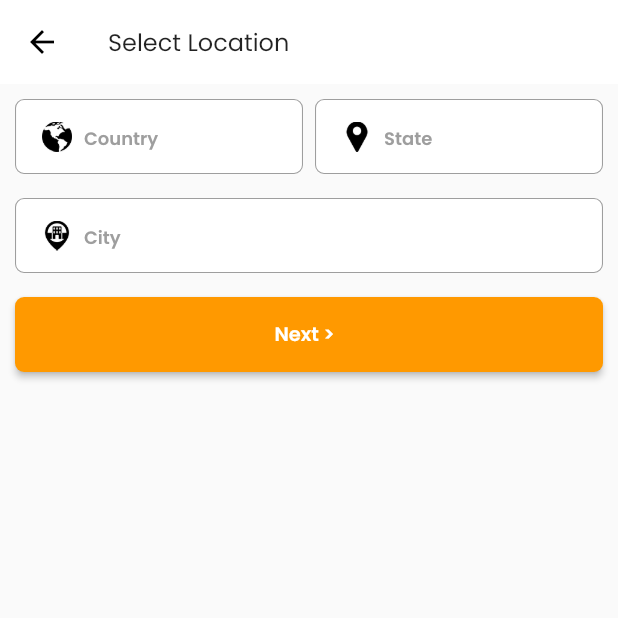
After one commit to asheersaeed720/sell_begin, a Flutter app: the SelectLocationScreen screen opened by its route, on a phone screen of 412 x 824 dp, the top half of it. The commit adds this screen. Run offline on Flutter 3.47's test engine with Material 2 defaults, Android fonts, the phone set to English and light mode, and no system bars; drawn by our look-alikes of flutter_typeahead; our stand-ins replace auto_size_text, cached_network_image, fluttertoast, font_awesome_flutter, get, get_storage and 2 more; missing offline and left inert: encrypt, wechat_assets_picker, wechat_camera_picker; accounts and stored records are empty; network calls fail.

Commit message:
location ui & functionality added

```diff
--- a/lib/auth/auth_binding.dart
+++ b/lib/auth/auth_binding.dart
@@ -5,7 +5,7 @@ import 'package:sell_begin/services/auth_service.dart';
 class AuthBinding extends Bindings {
   @override
   void dependencies() {
-    Get.put(AuthService());
-    Get.put(AuthController());
+    Get.put(AuthService(), permanent: true);
+    Get.put(AuthController(), permanent: true);
   }
 }
--- a/lib/auth/views/login_screen.dart
+++ b/lib/auth/views/login_screen.dart
@@ -79,7 +79,7 @@ class _LogInScreenState extends State<LogInScreen> {
                             if (!currentFocus.hasPrimaryFocus) {
                               currentFocus.unfocus();
                             }
-                            _authController.checkUser();
+                            _authController.loginUser();
                           }
                         },
                       ),
--- /dev/null
+++ b/lib/location/models/city.dart
@@ -0,0 +1,23 @@
+class CityModel {
+  CityModel({
+    this.id,
+    this.name,
+    this.stateId,
+  });
+
+  String? id;
+  String? name;
+  String? stateId;
+
+  factory CityModel.fromJson(Map<String, dynamic> json) => CityModel(
+        id: json["id"],
+        name: json["name"],
+        stateId: json["state_id"],
+      );
+
+  Map<String, dynamic> toJson() => {
+        "id": id,
+        "name": name,
+        "state_id": stateId,
+      };
+}
--- /dev/null
+++ b/lib/location/models/country.dart
@@ -0,0 +1,27 @@
+class CountryModel {
+  CountryModel({
+    this.id,
+    this.sortname,
+    this.name,
+    this.phonecode,
+  });
+
+  String? id;
+  String? sortname;
+  String? name;
+  String? phonecode;
+
+  factory CountryModel.fromJson(Map<String, dynamic> json) => CountryModel(
+        id: json["id"],
+        sortname: json["sortname"],
+        name: json["name"],
+        phonecode: json["phonecode"],
+      );
+
+  Map<String, dynamic> toJson() => {
+        "id": id,
+        "sortname": sortname,
+        "name": name,
+        "phonecode": phonecode,
+      };
+}
--- /dev/null
+++ b/lib/location/models/state.dart
@@ -0,0 +1,23 @@
+class CountryStateModel {
+  CountryStateModel({
+    this.id,
+    this.name,
+    this.countryId,
+  });
+
+  String? id;
+  String? name;
+  String? countryId;
+
+  factory CountryStateModel.fromJson(Map<String, dynamic> json) => CountryStateModel(
+        id: json["id"],
+        name: json["name"],
+        countryId: json["country_id"],
+      );
+
+  Map<String, dynamic> toJson() => {
+        "id": id,
+        "name": name,
+        "country_id": countryId,
+      };
+}
--- /dev/null
+++ b/lib/location/views/select_location_screen.dart
@@ -0,0 +1,222 @@
+import 'dart:developer';
+
+import 'package:flutter/material.dart';
+import 'package:flutter/services.dart';
+import 'package:flutter_typeahead/flutter_typeahead.dart';
+import 'package:get/get.dart';
+import 'package:sell_begin/location/location_controller.dart';
+import 'package:sell_begin/location/models/city.dart';
+import 'package:sell_begin/location/models/country.dart';
+import 'package:sell_begin/location/models/state.dart';
+import 'package:sell_begin/tab/view/tab_screen.dart';
+import 'package:sell_begin/utils/display_toast_message.dart';
+import 'package:sell_begin/utils/input_decoration.dart';
+import 'package:sell_begin/widgets/custom_app_bar.dart';
+import 'package:sell_begin/widgets/custom_button.dart';
+
+class SelectLocationScreen extends StatefulWidget {
+  static const String routeName = '/select-location';
+
+  const SelectLocationScreen({Key? key}) : super(key: key);
+
+  @override
+  _SelectLocationScreenState createState() => _SelectLocationScreenState();
+}
+
+class _SelectLocationScreenState extends State<SelectLocationScreen> {
+  LocationController _locationController = Get.find<LocationController>();
+
+  GlobalKey<FormState> _formKeyLocationForm = GlobalKey<FormState>();
+
+  final TextEditingController _typeCountryIdAheadController = TextEditingController();
+  final TextEditingController _typeCountryAheadController = TextEditingController();
+  final TextEditingController _typeStateIdAheadController = TextEditingController();
+  final TextEditingController _typeStateAheadController = TextEditingController();
+  final TextEditingController _typeCityIdAheadController = TextEditingController();
+  final TextEditingController _typeCityAheadController = TextEditingController();
+
+  //* value == typeController
+
+  @override
+  void initState() {
+    super.initState();
+    _locationController.getCountries();
+  }
+
+  @override
+  Widget build(BuildContext context) {
+    return Scaffold(
+      appBar: customAppBar('Select Location'),
+      body: Center(
+        child: Padding(
+          padding: const EdgeInsets.all(10.0),
+          child: Form(
+            key: _formKeyLocationForm,
+            child: Column(
+              children: [
+                _buildCountryStateDropDown(),
+                const SizedBox(height: 16.0),
+                _buildCityDropDown(),
+                const SizedBox(height: 16.0),
+                CustomButton(
+                  width: double.infinity,
+                  btnTxt: 'Next >',
+                  onPressed: () {
+                    if (_typeCountryAheadController.text.isNotEmpty &&
+                        _typeStateAheadController.text.isNotEmpty &&
+                        _typeCityAheadController.text.isNotEmpty) {
+                      _locationController.saveLocation(
+                        _typeCountryIdAheadController.text,
+                        _typeCountryAheadController.text,
+                        _typeStateIdAheadController.text,
+                        _typeStateAheadController.text,
+                        _typeCityIdAheadController.text,
+                        _typeCityAheadController.text,
+                      );
+                    } else {
+                      displayToastMessage('Select Location');
+                    }
+                  },
+                ),
+              ],
+            ),
+          ),
+        ),
+      ),
+    );
+  }
+
+  Widget _buildCountryStateDropDown() {
+    return Row(
+      children: [
+        Flexible(
+          child: TypeAheadField(
+            textFieldConfiguration: TextFieldConfiguration(
+              autofocus: true,
+              controller: this._typeCountryAheadController,
+              onChanged: (_) {
+                setState(() {});
+              },
+              decoration: buildTextFieldInputDecoration(
+                context,
+                prefixIconUrl: 'assets/icons/globe.png',
+                suffixIconUrl:
+                    this._typeCountryAheadController.text.isEmpty ? '' : 'assets/icons/cancel.png',
+                suffixFunction: () {
+                  _locationController.statesList.value = [];
+                  _locationController.citiesList.value = [];
+                  this._typeCountryIdAheadController.text = '';
+                  this._typeCountryAheadController.text = '';
+                  this._typeStateIdAheadController.text = '';
+                  this._typeStateAheadController.text = '';
+                  this._typeCityIdAheadController.text = '';
+                  this._typeCityAheadController.text = '';
+                  setState(() {});
+                },
+                txt: 'Country',
+              ),
+            ),
+            getImmediateSuggestions: true,
+            suggestionsCallback: (pattern) async {
+              return _locationController.getCountrySuggestions(pattern);
+            },
+            itemBuilder: (context, CountryModel suggestion) {
+              return ListTile(
+                leading: Icon(Icons.location_city),
+                title: Text('${suggestion.name}'),
+              );
+            },
+            transitionBuilder: (context, suggestionsBox, controller) {
+              print(controller);
+              print(suggestionsBox);
+              return suggestionsBox;
+            },
+            onSuggestionSelected: (CountryModel suggestion) {
+              _locationController.getStates(suggestion.id);
+              this._typeCountryIdAheadController.text = '${suggestion.id}';
+              this._typeCountryAheadController.text = '${suggestion.name}';
+              this._typeStateIdAheadController.text = '';
+              this._typeStateAheadController.text = '';
+              this._typeCityIdAheadController.text = '';
+              this._typeCityAheadController.text = '';
+              setState(() {});
+            },
+          ),
+        ),
+        const SizedBox(width: 8.0),
+        Flexible(
+          child: TypeAheadField(
+            textFieldConfiguration: TextFieldConfiguration(
+              controller: this._typeStateAheadController,
+              onChanged: (value) {
+                if (value.isEmpty) {
+                  this._typeStateIdAheadController.text = '';
+                  this._typeStateAheadController.text = '';
+                }
+              },
+              decoration: buildTextFieldInputDecoration(context,
+                  prefixIconUrl: 'assets/icons/location.png', txt: 'State'),
+            ),
+            getImmediateSuggestions: true,
+            suggestionsCallback: (pattern) async {
+              return _locationController.getStateSuggestions(pattern);
+            },
+            itemBuilder: (context, CountryStateModel suggestion) {
+              return ListTile(
+                leading: Icon(Icons.location_city),
+                title: Text(suggestion.name.toString()),
+              );
+            },
+            transitionBuilder: (context, suggestionsBox, controller) {
+              print(controller);
+              print(suggestionsBox);
+              return suggestionsBox;
+            },
+            onSuggestionSelected: (CountryStateModel suggestion) {
+              _locationController.getCities(suggestion.id);
+              this._typeStateIdAheadController.text = '${suggestion.id}';
+              this._typeStateAheadController.text = '${suggestion.name}';
+              this._typeCityIdAheadController.text = '';
+              this._typeCityAheadController.text = '';
+            },
+          ),
+        ),
+      ],
+    );
+  }
+
+  Widget _buildCityDropDown() {
+    return TypeAheadField(
+      textFieldConfiguration: TextFieldConfiguration(
+        controller: this._typeCityAheadController,
+        onChanged: (value) {
+          if (value.isEmpty) {
+            this._typeCityIdAheadController.text = '';
+            this._typeCityAheadController.text = '';
+          }
+        },
+        decoration: buildTextFieldInputDecoration(context,
+            prefixIconUrl: 'assets/icons/city_location.png', txt: 'City'),
+      ),
+      getImmediateSuggestions: true,
+      suggestionsCallback: (pattern) async {
+        return _locationController.getCitySuggestions(pattern);
+      },
+      itemBuilder: (context, CityModel suggestion) {
+        return ListTile(
+          leading: Icon(Icons.location_city),
+          title: Text(suggestion.name.toString()),
+        );
+      },
+      transitionBuilder: (context, suggestionsBox, controller) {
+        print(controller);
+        print(suggestionsBox);
+        return suggestionsBox;
+      },
+      onSuggestionSelected: (CityModel suggestion) {
+        this._typeCityIdAheadController.text = '${suggestion.id}';
+        this._typeCityAheadController.text = '${suggestion.name}';
+      },
+    );
+  }
+}
--- /dev/null
+++ b/lib/services/location_service.dart
@@ -0,0 +1,21 @@
+import 'package:get/get.dart';
+
+class LocationService extends GetConnect {
+  @override
+  void onInit() {
+    httpClient.baseUrl = 'https://s-p.restncode.com/API/';
+    super.onInit();
+  }
+
+  Future<Response> getCountriesList() {
+    return get('Location/countries');
+  }
+
+  Future<Response> getStatesList(countryId) {
+    return get('Location/states/$countryId');
+  }
+
+  Future<Response> getCitiesList(stateId) {
+    return get('Location/cities/$stateId');
+  }
+}
--- a/lib/tab/view/tab_screen.dart
+++ b/lib/tab/view/tab_screen.dart
@@ -1,4 +1,7 @@
+import 'dart:developer';
+
 import 'package:flutter/material.dart';
+import 'package:get/get.dart';
 import 'package:sell_begin/chat/views/chat_screen.dart';
 import 'package:sell_begin/home/view/home_screen.dart';
 import 'package:sell_begin/product/views/create_product_ad.dart';
@@ -27,7 +30,7 @@ class _TabsScreenState extends State<TabsScreen> {
           HomeScreen(),
           ChatScreen(),
           CreateProductAdScreen(),
-          HomeScreen(),
+          CreateProductAdScreen(),
           UserProfileScreen(),
         ],
       ),
--- a/lib/utils/input_decoration.dart
+++ b/lib/utils/input_decoration.dart
@@ -5,6 +5,8 @@ InputDecoration buildTextFieldInputDecoration(
   required String txt,
   Color fillColor = Colors.white,
   String prefixIconUrl = '',
+  String suffixIconUrl = '',
+  Function? suffixFunction,
 }) {
   return InputDecoration(
     contentPadding: EdgeInsets.symmetric(vertical: 14, horizontal: 22),
@@ -22,11 +24,23 @@ InputDecoration buildTextFieldInputDecoration(
     filled: true,
     prefixIcon: prefixIconUrl.isNotEmpty
         ? Padding(
-            padding: const EdgeInsets.only(left: 20.0, right: 10.0),
+            padding: const EdgeInsets.only(left: 18.0, right: 8.0),
             child: Image.asset(prefixIconUrl),
           )
         : SizedBox.shrink(),
     prefixIconConstraints: BoxConstraints(minWidth: 23, maxHeight: 20),
+    suffixIcon: suffixIconUrl.isNotEmpty
+        ? Padding(
+            padding: const EdgeInsets.only(right: 10.0),
+            child: InkWell(
+              onTap: () {
+                suffixFunction!();
+              },
+              child: Image.asset(suffixIconUrl),
+            ),
+          )
+        : SizedBox.shrink(),
+    suffixIconConstraints: BoxConstraints(minWidth: 20, maxHeight: 17),
   );
 }
 
```
Also changed, not shown: lib/auth/auth_controller.dart (+9 -13 lines), lib/auth/views/auth_screen.dart (+10 -10 lines), lib/home/view/home_screen.dart (+6 -1 lines), lib/location/location_binding.dart (added, +11 -0 lines), lib/location/location_controller.dart (added, +95 -0 lines), lib/main.dart (+19 -3 lines), lib/product/views/search_product_screen.dart (+39 -17 lines), lib/services/auth_service.dart (+4 -4 lines), assets/icons/cancel.png (added), assets/icons/city_location.png (added).
